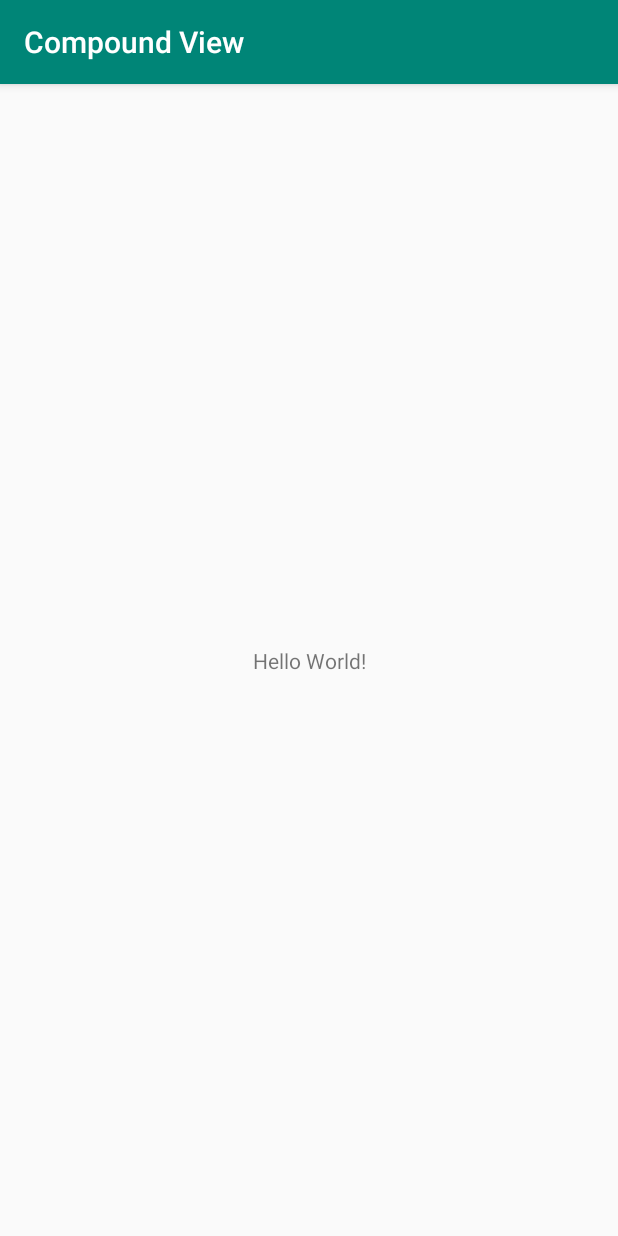
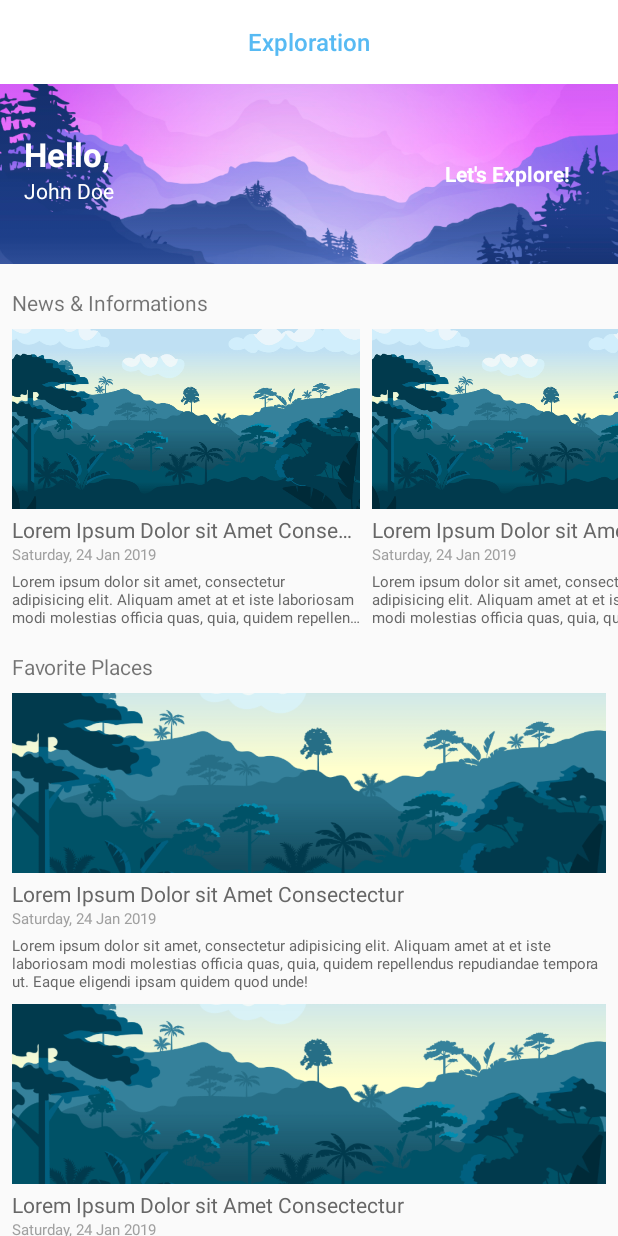
Before and after one commit to addeeandra/android-compound-views, an Android app: the screen it shows after launch (MainActivity), on a phone screen of 412 x 824 dp. Run offline under Robolectric (Android 15) with nearby library versions, the phone set to English and light mode, and no system bars.

Commit message:
commit example 1

```diff
--- a/app/build.gradle
+++ b/app/build.gradle
@@ -27,8 +27,8 @@ dependencies {
     implementation fileTree(dir: 'libs', include: ['*.jar'])
     implementation"org.jetbrains.kotlin:kotlin-stdlib-jdk7:$kotlin_version"
     implementation 'androidx.appcompat:appcompat:1.1.0'
-    implementation 'androidx.core:core-ktx:1.0.2'
-    implementation 'androidx.constraintlayout:constraintlayout:1.1.3'
+    implementation 'androidx.core:core-ktx:1.1.0'
+
     testImplementation 'junit:junit:4.12'
     androidTestImplementation 'androidx.test:runner:1.2.0'
     androidTestImplementation 'androidx.test.espresso:espresso-core:3.2.0'
--- /dev/null
+++ b/app/src/main/res/drawable/ic_back_blue_sky.xml
@@ -0,0 +1,5 @@
+<vector android:height="24dp" android:tint="#57BAF3"
+    android:viewportHeight="24.0" android:viewportWidth="24.0"
+    android:width="24dp" xmlns:android="http://schemas.android.com/apk/res/android">
+    <path android:fillColor="#FF000000" android:pathData="M15.41,7.41L14,6l-6,6 6,6 1.41,-1.41L10.83,12z"/>
+</vector>
--- /dev/null
+++ b/app/src/main/res/drawable/ic_back_white.xml
@@ -0,0 +1,5 @@
+<vector android:height="24dp" android:tint="#FFFFFF"
+    android:viewportHeight="24.0" android:viewportWidth="24.0"
+    android:width="24dp" xmlns:android="http://schemas.android.com/apk/res/android">
+    <path android:fillColor="#FF000000" android:pathData="M15.41,7.41L14,6l-6,6 6,6 1.41,-1.41L10.83,12z"/>
+</vector>
--- a/app/src/main/res/layout/activity_main.xml
+++ b/app/src/main/res/layout/activity_main.xml
@@ -1,18 +1,83 @@
 <?xml version="1.0" encoding="utf-8"?>
-<androidx.constraintlayout.widget.ConstraintLayout xmlns:android="http://schemas.android.com/apk/res/android"
-    xmlns:app="http://schemas.android.com/apk/res-auto"
+<ScrollView xmlns:android="http://schemas.android.com/apk/res/android"
     xmlns:tools="http://schemas.android.com/tools"
     android:layout_width="match_parent"
-    android:layout_height="match_parent"
-    tools:context=".MainActivity">
+    android:layout_height="match_parent">
 
-    <TextView
-        android:layout_width="wrap_content"
+    <LinearLayout
+        android:layout_width="match_parent"
         android:layout_height="wrap_content"
-        android:text="Hello World!"
-        app:layout_constraintBottom_toBottomOf="parent"
-        app:layout_constraintLeft_toLeftOf="parent"
-        app:layout_constraintRight_toRightOf="parent"
-        app:layout_constraintTop_toTopOf="parent" />
+        android:orientation="vertical"
+        tools:context=".MainActivity">
 
-</androidx.constraintlayout.widget.ConstraintLayout>
+        <include layout="@layout/view_toolbar_center" />
+
+        <include layout="@layout/view_greeting" />
+
+        <TextView
+            android:layout_width="wrap_content"
+            android:layout_height="wrap_content"
+            android:layout_marginStart="8dp"
+            android:layout_marginTop="16dp"
+            android:text="@string/section_news" />
+
+        <HorizontalScrollView
+            android:layout_width="match_parent"
+            android:layout_height="wrap_content"
+            android:clipChildren="false"
+            android:clipToPadding="false"
+            android:padding="4dp"
+            android:scrollbars="none">
+
+            <LinearLayout
+                android:layout_width="wrap_content"
+                android:layout_height="wrap_content"
+                android:orientation="horizontal">
+
+                <include layout="@layout/view_poster" />
+
+                <include layout="@layout/view_poster" />
+
+                <include layout="@layout/view_poster" />
+
+                <include layout="@layout/view_poster" />
+
+                <include layout="@layout/view_poster" />
+
+            </LinearLayout>
+
+        </HorizontalScrollView>
+
+        <TextView
+            android:layout_width="wrap_content"
+            android:layout_height="wrap_content"
+            android:layout_marginStart="8dp"
+            android:layout_marginTop="8dp"
+            android:text="@string/section_tourism" />
+
+        <LinearLayout
+            android:layout_width="match_parent"
+            android:layout_height="wrap_content"
+            android:orientation="vertical"
+            android:padding="4dp">
+
+            <include
+                layout="@layout/view_poster"
+                android:layout_width="match_parent"
+                android:layout_height="wrap_content" />
+
+            <include
+                layout="@layout/view_poster"
+                android:layout_width="match_parent"
+                android:layout_height="wrap_content" />
+
+            <include
+                layout="@layout/view_poster"
+                android:layout_width="match_parent"
+                android:layout_height="wrap_content" />
+
+        </LinearLayout>
+
+    </LinearLayout>
+
+</ScrollView>
--- /dev/null
+++ b/app/src/main/res/layout/view_greeting.xml
@@ -0,0 +1,44 @@
+<?xml version="1.0" encoding="utf-8"?>
+<RelativeLayout xmlns:android="http://schemas.android.com/apk/res/android"
+    android:layout_width="match_parent"
+    android:layout_height="120dp"
+    android:orientation="vertical">
+
+    <ImageView
+        android:layout_width="match_parent"
+        android:layout_height="match_parent"
+        android:contentDescription="@string/cd_greeting_banner"
+        android:scaleType="centerCrop"
+        android:src="@drawable/img_dummy_2" />
+
+    <TextView
+        android:id="@+id/tv_greeting_hello"
+        android:layout_width="wrap_content"
+        android:layout_height="wrap_content"
+        android:layout_marginStart="16dp"
+        android:layout_marginTop="32dp"
+        android:text="@string/greet"
+        android:textColor="@color/whitePure"
+        android:textSize="22sp"
+        android:textStyle="bold" />
+
+    <TextView
+        android:id="@+id/tv_greeting_name"
+        android:layout_width="wrap_content"
+        android:layout_height="wrap_content"
+        android:layout_below="@id/tv_greeting_hello"
+        android:layout_alignStart="@id/tv_greeting_hello"
+        android:text="@string/demo_name"
+        android:textColor="@color/whitePure" />
+
+    <TextView
+        android:layout_width="wrap_content"
+        android:layout_height="wrap_content"
+        android:layout_alignParentEnd="true"
+        android:layout_centerVertical="true"
+        android:layout_marginEnd="32dp"
+        android:text="Let's Explore!"
+        android:textColor="@color/whitePure"
+        android:textStyle="bold" />
+
+</RelativeLayout>
--- /dev/null
+++ b/app/src/main/res/layout/view_poster.xml
@@ -0,0 +1,48 @@
+<?xml version="1.0" encoding="utf-8"?>
+<LinearLayout xmlns:android="http://schemas.android.com/apk/res/android"
+    xmlns:tools="http://schemas.android.com/tools"
+    android:layout_width="240dp"
+    android:layout_height="wrap_content"
+    android:orientation="vertical"
+    android:padding="4dp">
+
+    <ImageView
+        android:id="@+id/iv_poster_image"
+        android:layout_width="match_parent"
+        android:layout_height="120dp"
+        android:contentDescription="@string/cd_poster"
+        android:scaleType="centerCrop"
+        android:src="@drawable/img_dummy_1" />
+
+    <TextView
+        android:id="@+id/iv_poster_title"
+        android:layout_width="wrap_content"
+        android:layout_height="wrap_content"
+        android:layout_marginTop="4dp"
+        android:ellipsize="end"
+        android:maxLines="1"
+        android:text="@string/demo_title"
+        android:textColor="@color/greySmoke" />
+
+    <TextView
+        android:id="@+id/iv_poster_subtitle"
+        android:layout_width="wrap_content"
+        android:layout_height="wrap_content"
+        android:text="@string/demo_date_long"
+        android:textColor="@color/greyCloud"
+        android:textSize="10sp"
+        tools:ignore="SmallSp" />
+
+    <TextView
+        android:id="@+id/iv_poster_description"
+        android:layout_width="wrap_content"
+        android:layout_height="wrap_content"
+        android:layout_marginTop="4dp"
+        android:ellipsize="end"
+        android:maxLines="3"
+        android:text="@string/demo_content"
+        android:textColor="@color/greySmoke"
+        android:textSize="10sp"
+        tools:ignore="SmallSp" />
+
+</LinearLayout>
--- /dev/null
+++ b/app/src/main/res/layout/view_toolbar_center.xml
@@ -0,0 +1,14 @@
+<?xml version="1.0" encoding="utf-8"?>
+<androidx.appcompat.widget.Toolbar xmlns:android="http://schemas.android.com/apk/res/android"
+    android:id="@+id/toolbar"
+    style="@style/AppTheme.Toolbar"
+    android:layout_width="match_parent"
+    android:layout_height="?attr/actionBarSize">
+
+    <TextView
+        style="@style/AppTheme.Toolbar.TitleText"
+        android:layout_width="wrap_content"
+        android:layout_height="wrap_content"
+        android:text="@string/app_name" />
+
+</androidx.appcompat.widget.Toolbar>
--- a/app/src/main/res/values/colors.xml
+++ b/app/src/main/res/values/colors.xml
@@ -1,6 +1,16 @@
 <?xml version="1.0" encoding="utf-8"?>
 <resources>
-    <color name="colorPrimary">#008577</color>
-    <color name="colorPrimaryDark">#00574B</color>
-    <color name="colorAccent">#D81B60</color>
+    <color name="colorPrimary">@color/blueSky</color>
+    <color name="colorPrimaryDark">@color/blueSea</color>
+    <color name="colorAccent">@color/yellowGold</color>
+
+    <!-- PALETTE COLORS -->
+    <color name="dark">#333</color>
+    <color name="darkCoal">#111</color>
+    <color name="whitePure">#FFF</color>
+    <color name="greySmoke">#676767</color>
+    <color name="greyCloud">#A0A0A0</color>
+    <color name="blueSky">#57BAF3</color>
+    <color name="blueSea">#188BE8</color>
+    <color name="yellowGold">#FFC107</color>
 </resources>
--- a/app/src/main/res/values/strings.xml
+++ b/app/src/main/res/values/strings.xml
@@ -1,3 +1,16 @@
 <resources>
-    <string name="app_name">Compound View</string>
+    <string name="app_name">Exploration</string>
+
+    <string name="cd_poster">Poster Image</string>
+    <string name="cd_greeting_banner">Greeting Banner</string>
+
+    <string name="greet">Hello, </string>
+    <string name="section_news">News &amp; Informations</string>
+    <string name="section_tourism">Favorite Places</string>
+
+    <string name="demo_name">John Doe</string>
+    <string name="demo_title">Lorem Ipsum Dolor sit Amet Consectectur</string>
+    <string name="demo_date_long">Saturday, 24 Jan 2019</string>
+    <string name="demo_date_short">24 Jan 2019</string>
+    <string name="demo_content">Lorem ipsum dolor sit amet, consectetur adipisicing elit. Aliquam amet at et iste laboriosam modi molestias officia quas, quia, quidem repellendus repudiandae tempora ut. Eaque eligendi ipsam quidem quod unde!</string>
 </resources>
--- a/app/src/main/res/values/styles.xml
+++ b/app/src/main/res/values/styles.xml
@@ -1,11 +1,22 @@
 <resources>
 
     <!-- Base application theme. -->
-    <style name="AppTheme" parent="Theme.AppCompat.Light.DarkActionBar">
+    <style name="AppTheme" parent="Theme.AppCompat.Light.NoActionBar">
         <!-- Customize your theme here. -->
         <item name="colorPrimary">@color/colorPrimary</item>
         <item name="colorPrimaryDark">@color/colorPrimaryDark</item>
         <item name="colorAccent">@color/colorAccent</item>
     </style>
 
+    <style name="AppTheme.Toolbar" parent="Widget.AppCompat.Toolbar">
+        <item name="android:background">@color/whitePure</item>
+        <item name="titleTextAppearance">@style/AppTheme.Toolbar.TitleText</item>
+    </style>
+
+    <style name="AppTheme.Toolbar.TitleText" parent="TextAppearance.AppCompat.Widget.ActionBar.Title">
+        <item name="android:textColor">@color/colorPrimary</item>
+        <item name="android:textSize">16sp</item>
+        <item name="android:layout_gravity">center</item>
+    </style>
+
 </resources>
```
Also changed, not shown: app/src/main/res/drawable/img_dummy_1.jpg (deleted), app/src/main/res/drawable/img_dummy_1.png (added), app/src/main/res/drawable/img_dummy_2.jpg (deleted), app/src/main/res/drawable/img_dummy_2.png (added).
